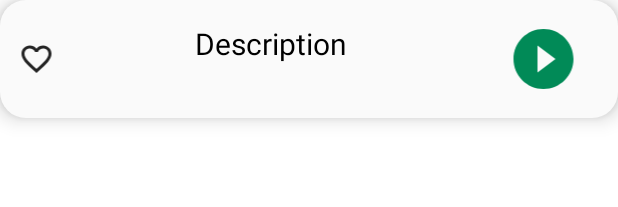
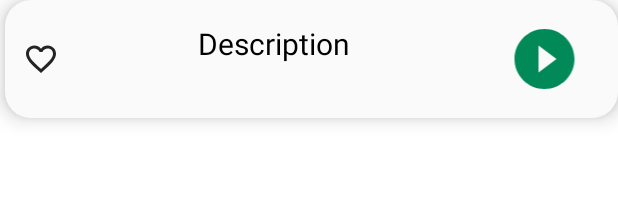
Before and after one commit to marlonga/Campus-Positioning-System, an Android app: the layout room_list_room_favorite.xml on its own in the app's theme, with its tools: preview values and no code run, on a phone screen of 412 x 824 dp. Shown: the top 207 px of the screen. Run offline under Robolectric (Android 15) with nearby library versions, the phone set to English and light mode, and no system bars.

Commit message:
Fixed Favorites

```diff
--- a/app/src/main/java/com/example/campus_positioning_system/RoomList/RoomListConverter.java
+++ b/app/src/main/java/com/example/campus_positioning_system/RoomList/RoomListConverter.java
@@ -110,7 +110,7 @@ public class RoomListConverter {
 
         // If there are favorites
         for (RoomItem r : favorites) //Convert them back to TreeNodes
-            ret.add(new TreeNode(r,R.layout.room_list_room_item));
+            ret.add(new TreeNode(r,R.layout.room_list_room_favorite));
 
         return ret;
     }
--- a/app/src/main/res/layout/room_list_room_favorite.xml
+++ b/app/src/main/res/layout/room_list_room_favorite.xml
@@ -1,8 +1,10 @@
 <?xml version="1.0" encoding="utf-8"?>
 <LinearLayout xmlns:android="http://schemas.android.com/apk/res/android"
     xmlns:app="http://schemas.android.com/apk/res-auto"
+    android:id="@+id/room_list_linear_layout"
     android:layout_width="match_parent"
     android:layout_height="wrap_content"
+    android:layout_marginStart="3dp"
     android:layout_marginBottom="3dp"
     android:background="@drawable/bottom_nav_corners_primary_grey"
     android:elevation="8dp"
```
